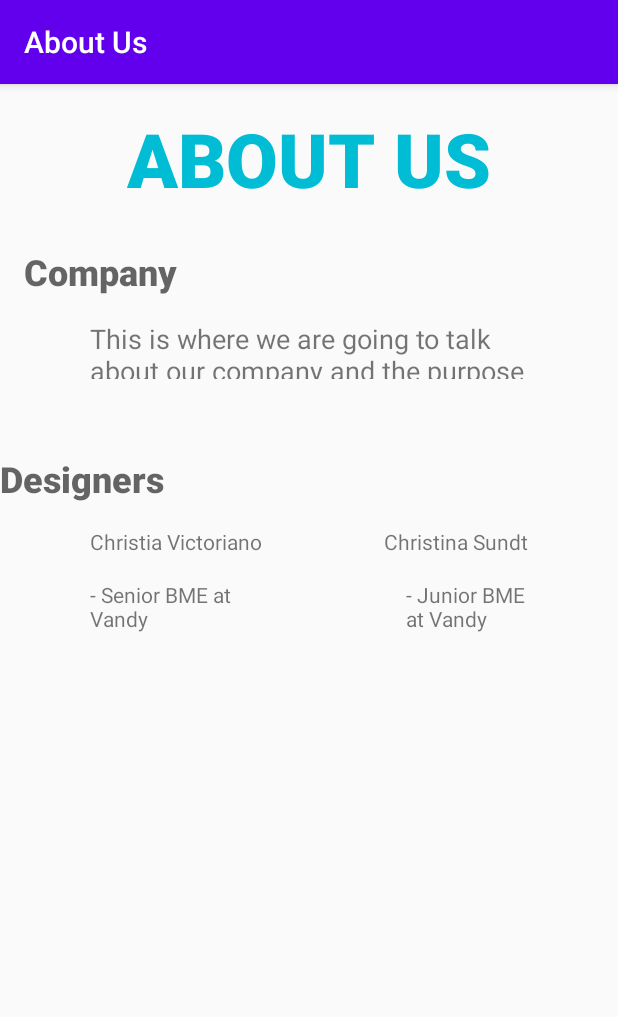
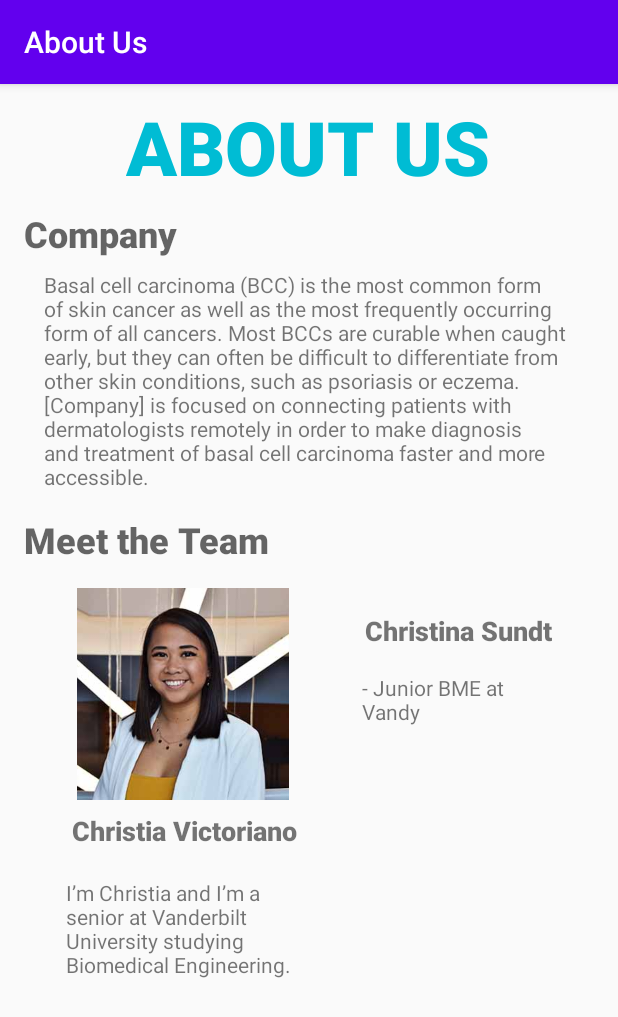
Before and after one commit to BME3890-AppDesign/About_Us, an Android app: the screen it shows after launch (MainActivity), on a phone screen of 412 x 824 dp. Shown: the top 1017 px of the screen. Run offline under Robolectric (Android 15) with nearby library versions, the phone set to English and light mode, and no system bars.

Commit message:
added my headshot and a company description

```diff
--- a/app/src/main/res/layout/activity_main.xml
+++ b/app/src/main/res/layout/activity_main.xml
@@ -10,16 +10,31 @@
         android:id="@+id/tv_header"
         android:layout_width="wrap_content"
         android:layout_height="wrap_content"
-        android:layout_marginTop="16dp"
+        android:layout_marginTop="8dp"
         android:fontFamily="sans-serif-medium"
         android:gravity="center_horizontal"
         android:text="ABOUT US"
         android:textColor="#00BCD4"
         android:textSize="50sp"
         android:textStyle="bold"
+        app:layout_constraintEnd_toEndOf="parent"
+        app:layout_constraintHorizontal_bias="0.497"
         app:layout_constraintLeft_toLeftOf="parent"
         app:layout_constraintRight_toRightOf="parent"
+        app:layout_constraintStart_toStartOf="parent"
         app:layout_constraintTop_toTopOf="parent" />
+
+    <TextView
+        android:id="@+id/tv_companyDescription"
+        android:layout_width="352dp"
+        android:layout_height="155dp"
+        android:layout_marginTop="8dp"
+        android:text="Basal cell carcinoma (BCC) is the most common form of skin cancer as well as the most frequently occurring form of all cancers. Most BCCs are curable when caught early, but they can often be difficult to differentiate from other skin conditions, such as psoriasis or eczema. [Company] is focused on connecting patients with dermatologists remotely in order to make diagnosis and treatment of basal cell carcinoma faster and more accessible. "
+        android:textSize="14sp"
+        app:layout_constraintEnd_toEndOf="parent"
+        app:layout_constraintHorizontal_bias="0.491"
+        app:layout_constraintStart_toStartOf="parent"
+        app:layout_constraintTop_toBottomOf="@+id/tv_companyName" />
 
     <TextView
         android:id="@+id/tv_companyName"
@@ -27,7 +42,7 @@
         android:layout_height="wrap_content"
         android:layout_marginStart="16dp"
         android:layout_marginLeft="16dp"
-        android:layout_marginTop="25dp"
+        android:layout_marginTop="8dp"
         android:fontFamily="sans-serif-medium"
         android:text="Company"
         android:textAppearance="@style/TextAppearance.AppCompat.Medium"
@@ -37,90 +52,98 @@
         app:layout_constraintTop_toBottomOf="@+id/tv_header" />
 
     <TextView
-        android:id="@+id/tv_companyDescription"
-        android:layout_width="292dp"
-        android:layout_height="39dp"
-        android:layout_marginStart="60dp"
-        android:layout_marginLeft="60dp"
-        android:layout_marginTop="16dp"
-        android:text="This is where we are going to talk about our company and the purpose of the app"
-        android:textSize="18sp"
-        app:layout_constraintStart_toStartOf="parent"
-        app:layout_constraintTop_toBottomOf="@+id/tv_companyName" />
-
-    <TextView
         android:id="@+id/tv_designers"
         android:layout_width="wrap_content"
         android:layout_height="wrap_content"
-        android:layout_marginTop="50dp"
+        android:layout_marginStart="16dp"
+        android:layout_marginLeft="16dp"
+        android:layout_marginTop="8dp"
         android:fontFamily="sans-serif-medium"
-        android:text="Designers"
+        android:text="Meet the Team"
         android:textAppearance="@style/TextAppearance.AppCompat.Medium"
+        android:textColorHighlight="#000000"
         android:textSize="24sp"
         android:textStyle="bold"
-        app:layout_constraintTop_toBottomOf="@+id/tv_companyDescription"
-        tools:layout_editor_absoluteX="16dp" />
+        app:layout_constraintStart_toStartOf="parent"
+        app:layout_constraintTop_toBottomOf="@+id/tv_companyDescription" />
 
     <TextView
         android:id="@+id/tv_designerDescription1"
+        android:layout_width="160dp"
+        android:layout_height="135dp"
+        android:layout_marginStart="44dp"
+        android:layout_marginLeft="44dp"
+        android:layout_marginTop="8dp"
+        android:layout_marginBottom="40dp"
+        android:fontFamily="sans-serif"
+        android:text="I’m Christia and I’m a senior at Vanderbilt University studying Biomedical Engineering.  "
+        app:layout_constraintBottom_toBottomOf="parent"
+        app:layout_constraintStart_toStartOf="parent"
+        app:layout_constraintTop_toBottomOf="@+id/tv_designerName1"
+        app:layout_constraintVertical_bias="0.15" />
+
+    <TextView
+        android:id="@+id/tv_designerName1"
+        android:layout_width="wrap_content"
+        android:layout_height="wrap_content"
+        android:layout_marginStart="48dp"
+        android:layout_marginLeft="48dp"
+        android:layout_marginTop="8dp"
+        android:fontFamily="sans-serif-black"
+        android:text="Christia Victoriano"
+        android:textSize="18sp"
+        app:layout_constraintStart_toStartOf="parent"
+        app:layout_constraintTop_toBottomOf="@+id/imageView3" />
+
+    <TextView
+        android:id="@+id/tv_designerDescription2"
         android:layout_width="116dp"
-        android:layout_height="81dp"
-        android:layout_marginStart="60dp"
-        android:layout_marginLeft="60dp"
+        android:layout_height="93dp"
         android:layout_marginTop="16dp"
-        android:text="- Senior BME at Vandy"
-        app:layout_constraintStart_toStartOf="parent"
-        app:layout_constraintTop_toBottomOf="@+id/tv_designerName1" />
+        android:layout_marginEnd="28dp"
+        android:layout_marginRight="28dp"
+        android:layout_marginBottom="47dp"
+        android:text="- Junior BME at Vandy"
+        app:layout_constraintBottom_toBottomOf="parent"
+        app:layout_constraintEnd_toEndOf="parent"
+        app:layout_constraintHorizontal_bias="0.587"
+        app:layout_constraintStart_toEndOf="@+id/tv_designerDescription1"
+        app:layout_constraintTop_toBottomOf="@+id/tv_designerName2"
+        app:layout_constraintVertical_bias="0.0" />
 
     <TextView
         android:id="@+id/tv_designerName2"
         android:layout_width="wrap_content"
         android:layout_height="wrap_content"
         android:layout_marginTop="16dp"
-        android:layout_marginEnd="60dp"
-        android:layout_marginRight="60dp"
+        android:layout_marginEnd="44dp"
+        android:layout_marginRight="44dp"
+        android:fontFamily="sans-serif-black"
         android:text="Christina Sundt"
+        android:textSize="18sp"
         app:layout_constraintEnd_toEndOf="parent"
-        app:layout_constraintTop_toBottomOf="@+id/tv_designers" />
-
-    <TextView
-        android:id="@+id/tv_designerName1"
-        android:layout_width="wrap_content"
-        android:layout_height="wrap_content"
-        android:layout_marginStart="60dp"
-        android:layout_marginLeft="60dp"
-        android:layout_marginTop="16dp"
-        android:text="Christia Victoriano"
-        app:layout_constraintStart_toStartOf="parent"
-        app:layout_constraintTop_toBottomOf="@+id/tv_designers" />
-
-    <TextView
-        android:id="@+id/tv_designerDescription2"
-        android:layout_width="81dp"
-        android:layout_height="74dp"
-        android:layout_marginTop="16dp"
-        android:layout_marginEnd="60dp"
-        android:layout_marginRight="60dp"
-        android:text="- Junior BME at Vandy"
-        app:layout_constraintEnd_toEndOf="parent"
-        app:layout_constraintTop_toBottomOf="@+id/tv_designerName2" />
-
-    <ImageView
-        android:id="@+id/imageView"
-        android:layout_width="wrap_content"
-        android:layout_height="wrap_content"
-        android:layout_marginTop="16dp"
-        app:layout_constraintTop_toBottomOf="@+id/tv_designerDescription1"
-        tools:layout_editor_absoluteX="21dp"
-        tools:srcCompat="@tools:sample/avatars" />
+        app:layout_constraintTop_toBottomOf="@+id/imageView2" />
 
     <ImageView
         android:id="@+id/imageView2"
         android:layout_width="wrap_content"
         android:layout_height="wrap_content"
         android:layout_marginTop="16dp"
-        app:layout_constraintTop_toBottomOf="@+id/tv_designerDescription2"
-        tools:layout_editor_absoluteX="245dp"
+        android:layout_marginEnd="44dp"
+        android:layout_marginRight="44dp"
+        app:layout_constraintEnd_toEndOf="parent"
+        app:layout_constraintTop_toBottomOf="@+id/tv_designers"
         tools:srcCompat="@tools:sample/avatars" />
 
+    <ImageView
+        android:id="@+id/imageView3"
+        android:layout_width="156dp"
+        android:layout_height="141dp"
+        android:layout_marginStart="44dp"
+        android:layout_marginLeft="44dp"
+        android:layout_marginTop="16dp"
+        app:layout_constraintStart_toStartOf="parent"
+        app:layout_constraintTop_toBottomOf="@+id/tv_designers"
+        app:srcCompat="@drawable/christia_headshot" />
+
 </androidx.constraintlayout.widget.ConstraintLayout>
```
Also changed, not shown: app/src/main/res/drawable/christia_headshot.jpg (added).
